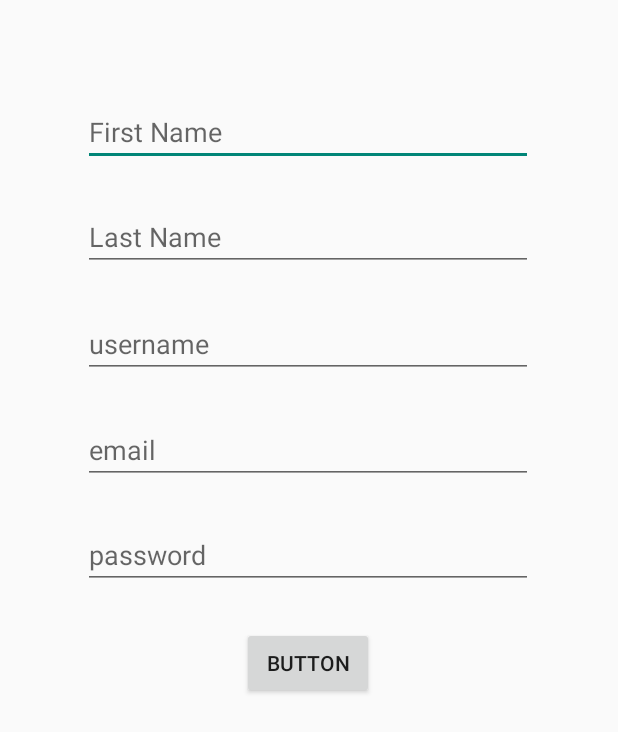
After one commit to rainyearr/818DentalClinic, an Android app: the layout patient_register.xml on its own in the app's theme, with its tools: preview values and no code run, on a phone screen of 412 x 824 dp. The commit adds this screen. Shown: the top 732 px of the screen. Run offline under Robolectric (Android 15) with nearby library versions, the phone set to English and light mode, and no system bars.

Commit message:
register database

```diff
--- a/app/build.gradle
+++ b/app/build.gradle
@@ -31,7 +31,7 @@ dependencies {
     implementation 'androidx.constraintlayout:constraintlayout:1.1.3'
     implementation 'com.google.firebase:firebase-core:17.2.3'
     implementation 'com.google.firebase:firebase-firestore:21.4.1'
-    implementation 'com.google.firebase:firebase-auth:16.0.5'
+    implementation 'com.google.firebase:firebase-auth:19.2.0'
     testImplementation 'junit:junit:4.12'
     androidTestImplementation 'androidx.test.ext:junit:1.1.1'
     androidTestImplementation 'androidx.test.espresso:espresso-core:3.2.0'
--- a/app/src/main/AndroidManifest.xml
+++ b/app/src/main/AndroidManifest.xml
@@ -19,6 +19,7 @@
         <activity android:name=".DoctorLoginPage"/>
         <activity android:name=".PatientLoginPage"/>
         <activity android:name=".DoctorAppointments"/>
+        <activity android:name=".PatientRegister"/>
     </application>
 
 </manifest>
--- a/app/src/main/res/layout/patient_login_page.xml
+++ b/app/src/main/res/layout/patient_login_page.xml
@@ -83,7 +83,7 @@
         android:background="@drawable/login_button" />
 
     <ImageButton
-        android:id="@+id/imageButton"
+        android:id="@+id/patient_create"
         android:layout_width="136dp"
         android:layout_height="31dp"
         app:layout_constraintBottom_toBottomOf="parent"
--- /dev/null
+++ b/app/src/main/res/layout/patient_register.xml
@@ -0,0 +1,105 @@
+<?xml version="1.0" encoding="utf-8"?>
+<androidx.constraintlayout.widget.ConstraintLayout
+    xmlns:android="http://schemas.android.com/apk/res/android"
+    xmlns:app="http://schemas.android.com/apk/res-auto"
+    xmlns:tools="http://schemas.android.com/tools"
+    android:layout_width="match_parent"
+    android:layout_height="match_parent">
+
+    <EditText
+        android:id="@+id/patient_firstName"
+        android:layout_width="300dp"
+        android:layout_height="wrap_content"
+        android:ems="10"
+        android:hint="First Name"
+        android:inputType="textPersonName"
+        app:layout_constraintBottom_toBottomOf="parent"
+        app:layout_constraintEnd_toEndOf="parent"
+        app:layout_constraintHorizontal_bias="0.495"
+        app:layout_constraintStart_toStartOf="parent"
+        app:layout_constraintTop_toTopOf="parent"
+        app:layout_constraintVertical_bias="0.084" />
+
+    <EditText
+        android:id="@+id/patient_LastName"
+        android:layout_width="300dp"
+        android:layout_height="wrap_content"
+        android:ems="10"
+        android:hint="Last Name"
+        android:inputType="textPersonName"
+        app:layout_constraintBottom_toBottomOf="parent"
+        app:layout_constraintEnd_toEndOf="parent"
+        app:layout_constraintHorizontal_bias="0.495"
+        app:layout_constraintStart_toStartOf="parent"
+        app:layout_constraintTop_toBottomOf="@+id/patient_firstName"
+        app:layout_constraintVertical_bias="0.037" />
+
+    <EditText
+        android:id="@+id/patient_userName"
+        android:layout_width="300dp"
+        android:layout_height="wrap_content"
+        android:ems="10"
+        android:hint="username"
+        android:inputType="textPersonName"
+        app:layout_constraintBottom_toBottomOf="parent"
+        app:layout_constraintEnd_toEndOf="parent"
+        app:layout_constraintHorizontal_bias="0.495"
+        app:layout_constraintStart_toStartOf="parent"
+        app:layout_constraintTop_toBottomOf="@+id/patient_LastName"
+        app:layout_constraintVertical_bias="0.044" />
+
+    <EditText
+        android:id="@+id/patient_email"
+        android:layout_width="300dp"
+        android:layout_height="wrap_content"
+        android:ems="10"
+        android:hint="email"
+        android:inputType="textEmailAddress"
+        app:layout_constraintBottom_toBottomOf="parent"
+        app:layout_constraintEnd_toEndOf="parent"
+        app:layout_constraintHorizontal_bias="0.495"
+        app:layout_constraintStart_toStartOf="parent"
+        app:layout_constraintTop_toBottomOf="@+id/patient_userName"
+        app:layout_constraintVertical_bias="0.048" />
+
+    <EditText
+        android:id="@+id/patient_password"
+        android:layout_width="300dp"
+        android:layout_height="wrap_content"
+        android:ems="10"
+        android:hint="password"
+        android:inputType="textPassword"
+        app:layout_constraintBottom_toBottomOf="parent"
+        app:layout_constraintEnd_toEndOf="parent"
+        app:layout_constraintHorizontal_bias="0.495"
+        app:layout_constraintStart_toStartOf="parent"
+        app:layout_constraintTop_toBottomOf="@+id/patient_email"
+        app:layout_constraintVertical_bias="0.054" />
+
+    <Button
+        android:id="@+id/patient_register"
+        android:layout_width="wrap_content"
+        android:layout_height="wrap_content"
+        android:text="Button"
+        app:layout_constraintBottom_toBottomOf="parent"
+        app:layout_constraintEnd_toEndOf="parent"
+        app:layout_constraintHorizontal_bias="0.498"
+        app:layout_constraintStart_toStartOf="parent"
+        app:layout_constraintTop_toBottomOf="@+id/patient_password"
+        app:layout_constraintVertical_bias="0.066" />
+
+    <ProgressBar
+        android:id="@+id/progressBar"
+        style="?android:attr/progressBarStyle"
+        android:layout_width="wrap_content"
+        android:layout_height="wrap_content"
+        android:layout_marginBottom="104dp"
+        android:visibility="invisible"
+        app:layout_constraintBottom_toBottomOf="parent"
+        app:layout_constraintEnd_toEndOf="parent"
+        app:layout_constraintHorizontal_bias="0.498"
+        app:layout_constraintStart_toStartOf="parent"
+        app:layout_constraintTop_toBottomOf="@+id/patient_register"
+        app:layout_constraintVertical_bias="0.858" />
+
+</androidx.constraintlayout.widget.ConstraintLayout>
```
Also changed, not shown: app/src/main/java/com/example/a818dentalclinic/PatientLoginPage.java (+23 -0 lines), app/src/main/java/com/example/a818dentalclinic/PatientRegister.java (added, +140 -0 lines).
